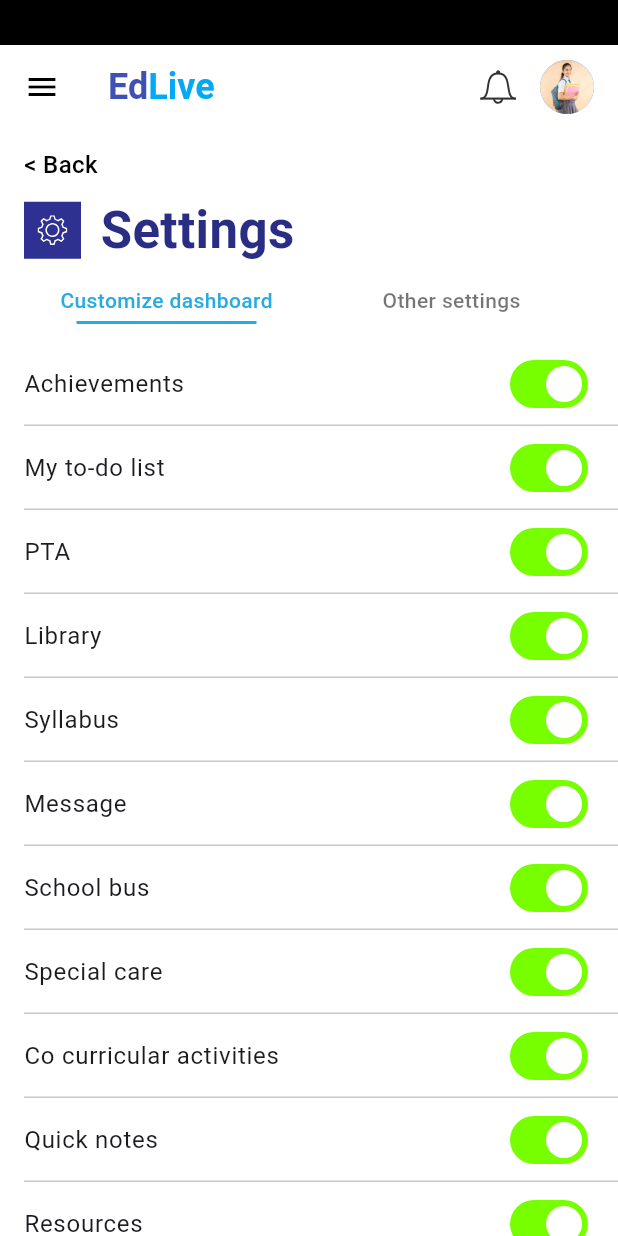
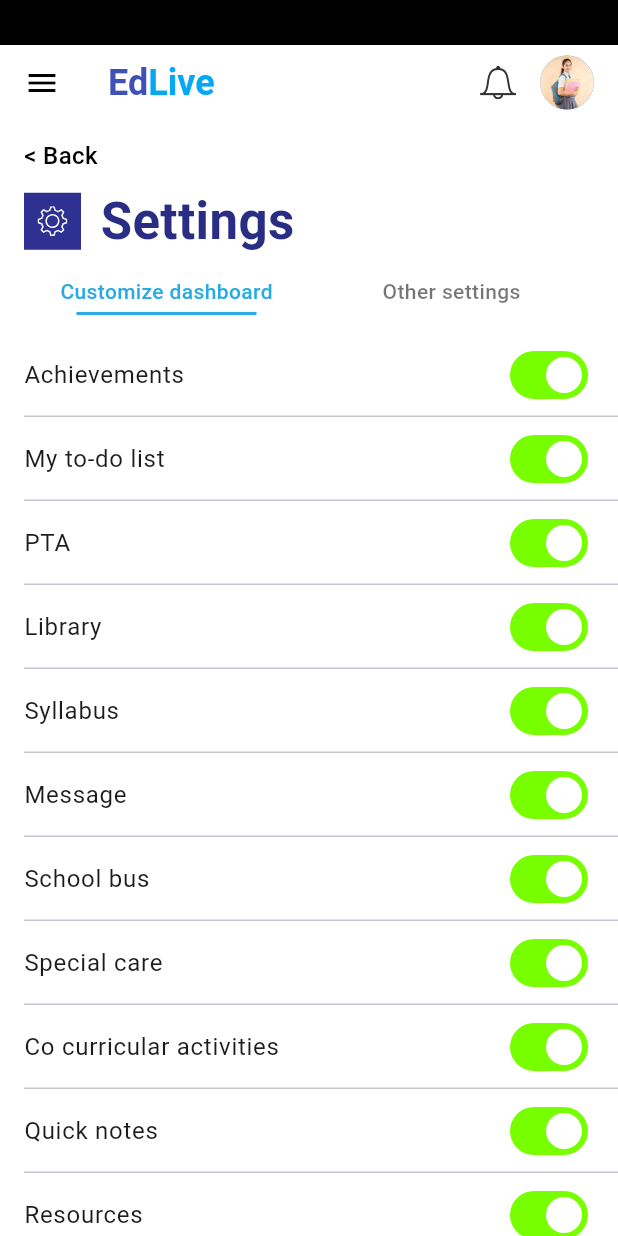
Before and after one commit to Sathiya-Developer007/EDLive-SchoolApp, a Flutter app: the StudentSettingsPage screen opened directly, on a phone screen of 412 x 824 dp. Run offline on Flutter 3.47's test engine with Material 3 defaults, Android fonts, the phone set to English and light mode, and no system bars; our stand-ins replace flutter_svg, qr_flutter, shared_preferences; accounts and stored records are empty.

Commit message:
updated and student settings page

```diff
--- a/lib/screens/students/student_settings_page.dart
+++ b/lib/screens/students/student_settings_page.dart
@@ -16,14 +16,14 @@ class StudentSettingsPage extends StatefulWidget {
 class _StudentSettingsPageState extends State<StudentSettingsPage> {
   int _selectedTab = 0;
 
-  final List<String> settingsKeys = [
+  final settingsKeys = [
     'Achievements',
     'My to-do list',
     'PTA',
     'Library',
     'Syllabus',
-    'Message', // ✅ Added
-    'School bus', // ✅ Optional
+    'Message',
+    'School bus',
     'Special care',
     'Co curricular activities',
     'Quick notes',
@@ -32,7 +32,7 @@ class _StudentSettingsPageState extends State<StudentSettingsPage> {
 
   @override
   Widget build(BuildContext context) {
-    final settings = Provider.of<StudentSettingsProvider>(context);
+final settings = context.watch<StudentSettingsProvider>();
 
     return AnnotatedRegion<SystemUiOverlayStyle>(
       value: const SystemUiOverlayStyle(
@@ -50,17 +50,23 @@ class _StudentSettingsPageState extends State<StudentSettingsPage> {
           backgroundColor: Colors.white,
           drawer: const StudentMenuDrawer(),
           body: Column(
+            mainAxisSize: MainAxisSize.min, // Add this here
             children: [
-              const StudentAppBar(),
+              // Wrap StudentAppBar in SizedBox to give fixed height
+              const SizedBox(height: 80, child: StudentAppBar()),
+
               _buildHeader(),
               _buildTabBar(),
-              Expanded(
+
+              Flexible( // Use Flexible with loose fit instead of Expanded
+                fit: FlexFit.loose,
                 child: _selectedTab == 0
                     ? ListView.builder(
                         itemCount: settingsKeys.length,
                         itemBuilder: (context, index) {
                           final key = settingsKeys[index];
-                          bool value;
+                          bool value = false;
+
                           switch (key) {
                             case 'Achievements':
                               value = settings.showAchievements;
@@ -79,11 +85,10 @@ class _StudentSettingsPageState extends State<StudentSettingsPage> {
                               break;
                             case 'Message':
                               value = settings.showMessage;
-                              break; // ✅ Added
+                              break;
                             case 'School bus':
                               value = settings.showSchoolBus;
-                              break; // ✅ Optional
-
+                              break;
                             case 'Special care':
                               value = settings.showSpecialCare;
                               break;
@@ -110,33 +115,22 @@ class _StudentSettingsPageState extends State<StudentSettingsPage> {
                                   splashFactory: NoSplash.splashFactory,
                                   switchTheme: SwitchThemeData(
                                     thumbColor:
-                                        MaterialStateProperty.resolveWith<
-                                          Color
-                                        >(
-                                          (states) =>
-                                              states.contains(
-                                                MaterialState.selected,
-                                              )
+                                        MaterialStateProperty.resolveWith<Color>(
+                                      (states) => states.contains(MaterialState.selected)
                                           ? Colors.white
                                           : Colors.grey.shade400,
                                     ),
                                     trackColor:
-                                        MaterialStateProperty.resolveWith<
-                                          Color
-                                        >(
-                                          (states) =>
-                                              states.contains(
-                                                MaterialState.selected,
-                                              )
+                                        MaterialStateProperty.resolveWith<Color>(
+                                      (states) => states.contains(MaterialState.selected)
                                           ? const Color(0xFF77FF00)
                                           : Colors.grey.shade300,
                                     ),
                                   ),
                                 ),
                                 child: SwitchListTile(
-                                  contentPadding: const EdgeInsets.symmetric(
-                                    horizontal: 16,
-                                  ),
+                                  contentPadding:
+                                      const EdgeInsets.symmetric(horizontal: 16),
                                   title: Text(key),
                                   value: value,
                                   tileColor: Colors.transparent,
```
Also changed, not shown: lib/main.dart (+16 -23 lines), lib/providers/student_settings_provider.dart (+18 -38 lines), lib/screens/students/student_dashboard.dart (+11 -13 lines), lib/screens/students/student_menu_drawer.dart (+5 -4 lines). Lines whose indentation alone changed are shown as unchanged.
